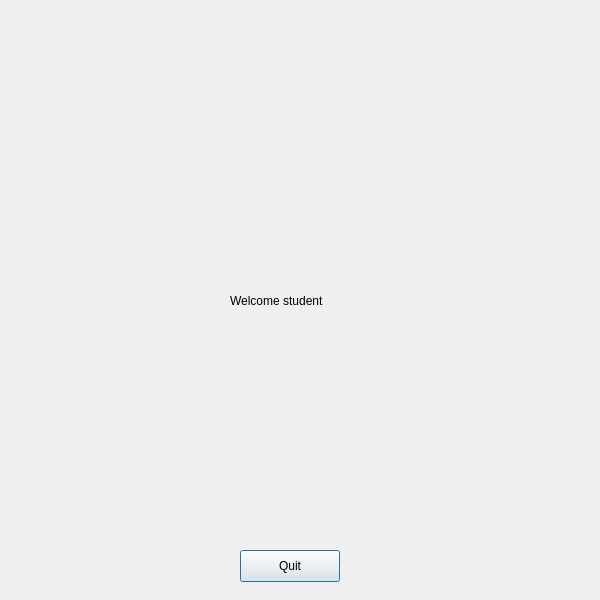
The window that studentmgapp/stwindow.ui (kiromain/STMA) describes before a commit, drawn with Qt 5.
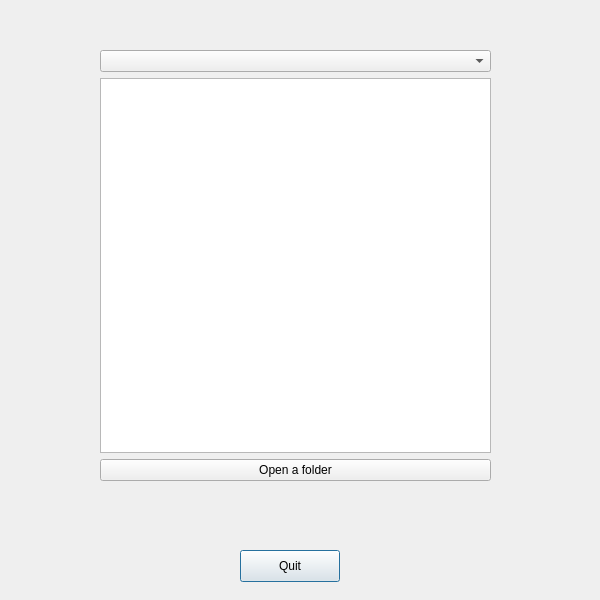
The same window after the commit.

Commit message: student window

What changed in the file:
```diff
--- a/studentmgapp/stwindow.ui
+++ b/studentmgapp/stwindow.ui
@@ -13,19 +13,6 @@
   <property name="windowTitle">
    <string>Dialog</string>
   </property>
-  <widget class="QLabel" name="label">
-   <property name="geometry">
-    <rect>
-     <x>230</x>
-     <y>220</y>
-     <width>111</width>
-     <height>161</height>
-    </rect>
-   </property>
-   <property name="text">
-    <string>Welcome student</string>
-   </property>
-  </widget>
   <widget class="QPushButton" name="quit_button">
    <property name="geometry">
     <rect>
@@ -39,6 +26,31 @@
     <string>Quit</string>
    </property>
   </widget>
+  <widget class="QWidget" name="">
+   <property name="geometry">
+    <rect>
+     <x>100</x>
+     <y>50</y>
+     <width>391</width>
+     <height>431</height>
+    </rect>
+   </property>
+   <layout class="QVBoxLayout" name="verticalLayout">
+    <item>
+     <widget class="QComboBox" name="comboBox"/>
+    </item>
+    <item>
+     <widget class="QListWidget" name="listWidget"/>
+    </item>
+    <item>
+     <widget class="QPushButton" name="pushButton">
+      <property name="text">
+       <string>Open a folder</string>
+      </property>
+     </widget>
+    </item>
+   </layout>
+  </widget>
  </widget>
  <resources/>
  <connections/>
```
The commit also changes 7 other files.
